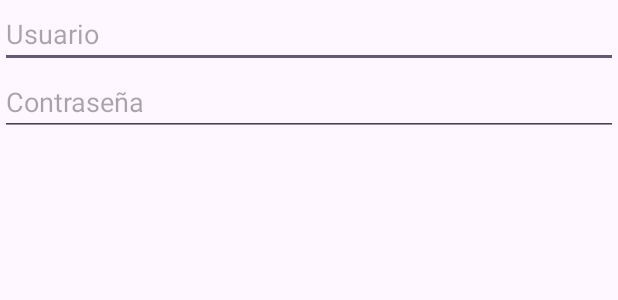
After one commit to axlRoman/AndroidPracticas, an Android app: the layout login_layout.xml on its own in the app's theme, with its tools: preview values and no code run, on a phone screen of 412 x 824 dp. The commit adds this screen. Shown: the top 300 px of the screen. Run offline under Robolectric (Android 15) with nearby library versions, the light colour scheme and no system bars.

Commit message:
Clase 28 de febrero terminacion de la app U2CuadrosMensajeApp

```diff
--- /dev/null
+++ b/U2CuadrosMensajeApp/app/src/main/res/layout/login_layout.xml
@@ -0,0 +1,22 @@
+<?xml version="1.0" encoding="utf-8"?>
+<LinearLayout xmlns:android="http://schemas.android.com/apk/res/android"
+    android:layout_width="match_parent"
+    android:layout_height="match_parent"
+    android:orientation="vertical">
+
+    <EditText
+        android:id="@+id/edtUsuario"
+        android:layout_width="match_parent"
+        android:layout_height="wrap_content"
+        android:ems="10"
+        android:hint="Usuario"
+        android:inputType="text" />
+
+    <EditText
+        android:id="@+id/edtpContraseña"
+        android:layout_width="match_parent"
+        android:layout_height="wrap_content"
+        android:ems="10"
+        android:hint="Contraseña"
+        android:inputType="textPassword" />
+</LinearLayout>
```
Also changed, not shown: U2CuadrosMensajeApp/app/src/main/java/mx/itl/nc19130971/u2cuadrosmensajeapp/MainActivity.java (+50 -0 lines), U2CuadrosMensajeApp/app/src/main/res/drawable/itl.png (added).
